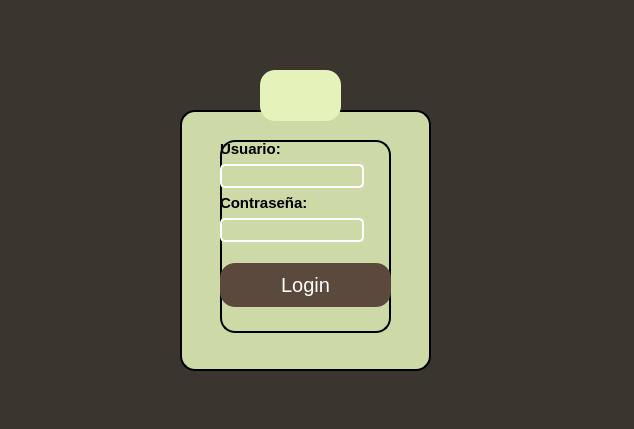
Old version of the form login.ui in the repository julinavas14/trabajo_programacion_sql.
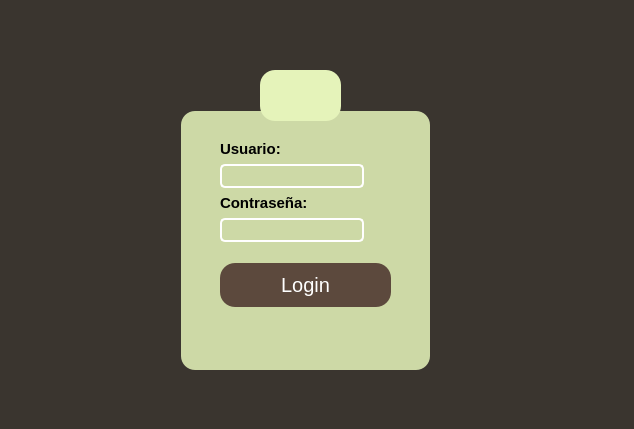
New version of the form. Icons and pictures are not drawn.

Commit message: Más imagenes y formato a todo

Diff of the .ui file:
```diff
--- a/login.ui
+++ b/login.ui
@@ -71,7 +71,8 @@
    <property name="styleSheet">
     <string notr="true">background-color: rgb(205, 217, 166);
 border: 2px solid;
-border-radius: 15px;</string>
+border-radius: 15px;
+border-color: transparent;</string>
    </property>
    <widget class="QWidget" name="formLayoutWidget">
     <property name="geometry">
```
